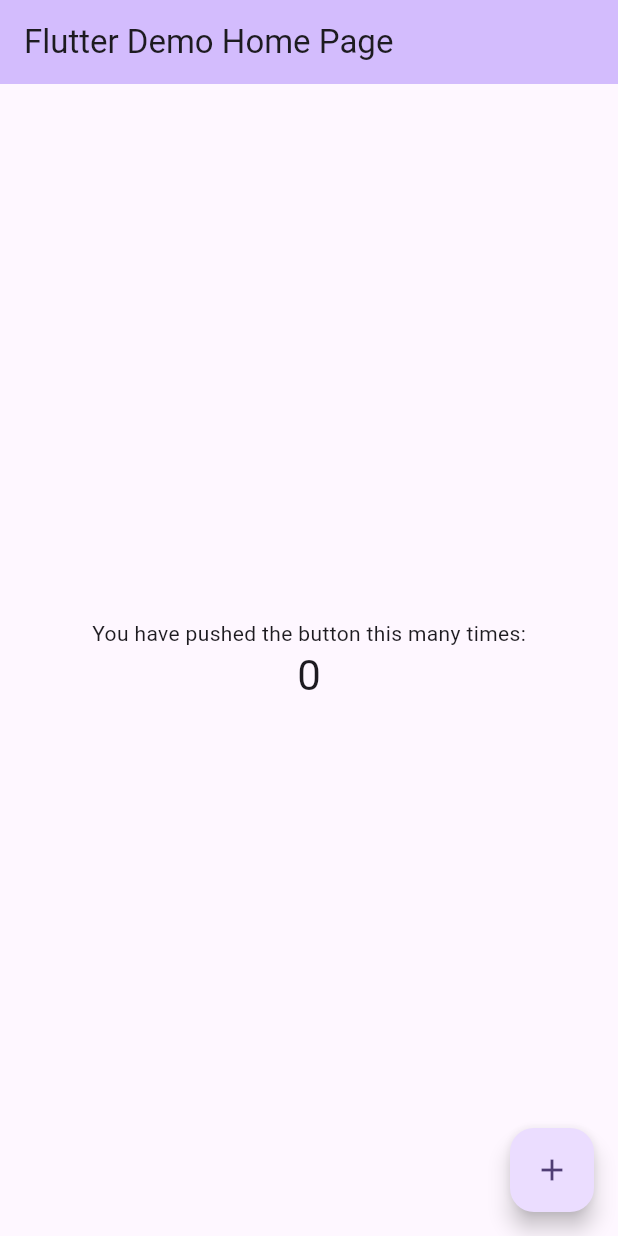
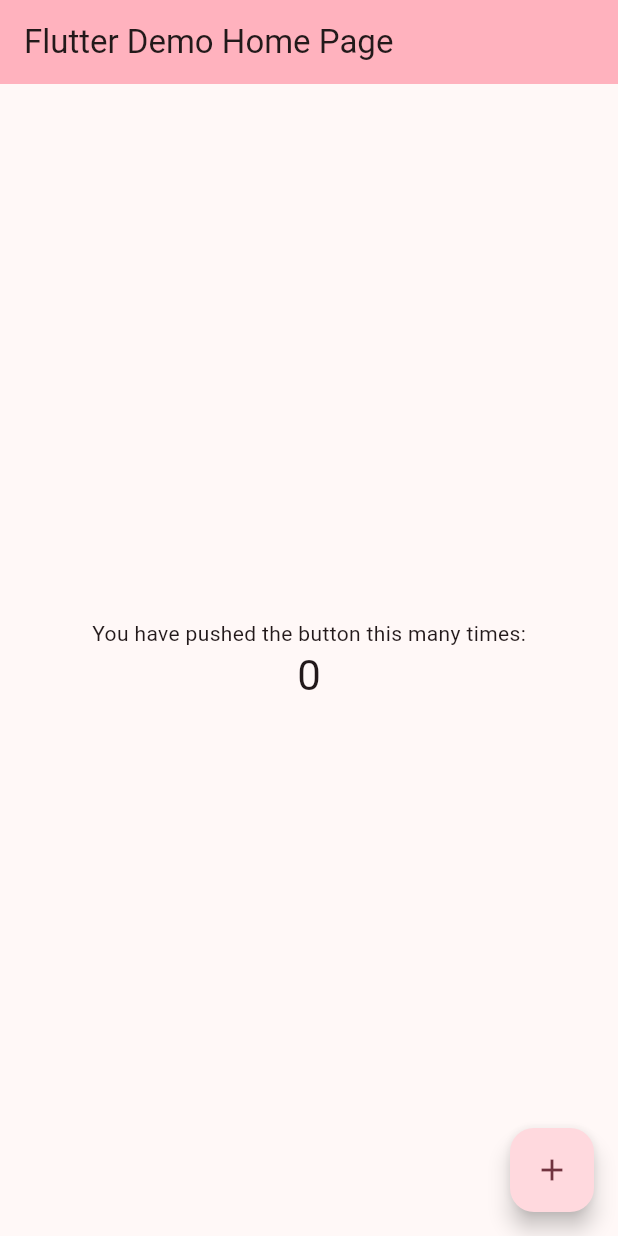
Before and after one commit to Darkevilness3YK/yes_no_app, a Flutter app: the screen it shows after launch, on a phone screen of 412 x 824 dp. Run offline on Flutter 3.47's test engine with Material 3 defaults, Android fonts, the phone set to English and light mode, and no system bars.

Commit message:
AppTheme class created for changing MaterialApp Theme using Material 3

```diff
--- /dev/null
+++ b/lib/config/app.theme.dart
@@ -0,0 +1,32 @@
+import 'package:flutter/material.dart';
+
+const _customColor = Color.fromARGB(255, 157, 82, 255);
+
+const List<Color> _colorthemes = [
+  _customColor,
+  Colors.blue,
+  Colors.teal,
+  Colors.green,
+  Colors.yellow,
+  Colors.orange,
+  Colors.pink,
+];
+
+class AppTheme {
+  final int selectedColor;
+
+  // assert() is not only limited to constructors; they can be inside a function or method to, for example, check if arguments are valid.
+  AppTheme({
+    this.selectedColor = 0,
+  }) : assert(
+          selectedColor >= 0 && selectedColor < _colorthemes.length,
+          'Colors must be between 0 and ${_colorthemes.length - 1}',
+        );
+
+  ThemeData setTheme() {
+    return ThemeData(
+      useMaterial3: true,
+      colorSchemeSeed: _colorthemes[selectedColor],
+    );
+  }
+}
--- a/lib/main.dart
+++ b/lib/main.dart
@@ -1,4 +1,5 @@
 import 'package:flutter/material.dart';
+import 'package:yes_no_app/config/app.theme.dart';
 
 void main() {
   runApp(const MyApp());
@@ -12,25 +13,7 @@ class MyApp extends StatelessWidget {
   Widget build(BuildContext context) {
     return MaterialApp(
       title: 'Flutter Demo',
-      theme: ThemeData(
-        // This is the theme of your application.
-        //
-        // TRY THIS: Try running your application with "flutter run". You'll see
-        // the application has a purple toolbar. Then, without quitting the app,
-        // try changing the seedColor in the colorScheme below to Colors.green
-        // and then invoke "hot reload" (save your changes or press the "hot
-        // reload" button in a Flutter-supported IDE, or press "r" if you used
-        // the command line to start the app).
-        //
-        // Notice that the counter didn't reset back to zero; the application
-        // state is not lost during the reload. To reset the state, use hot
-        // restart instead.
-        //
-        // This works for code too, not just values: Most code changes can be
-        // tested with just a hot reload.
-        colorScheme: ColorScheme.fromSeed(seedColor: Colors.deepPurple),
-        useMaterial3: true,
-      ),
+      theme: AppTheme(selectedColor: 6).setTheme(),
       home: const MyHomePage(title: 'Flutter Demo Home Page'),
     );
   }
```
